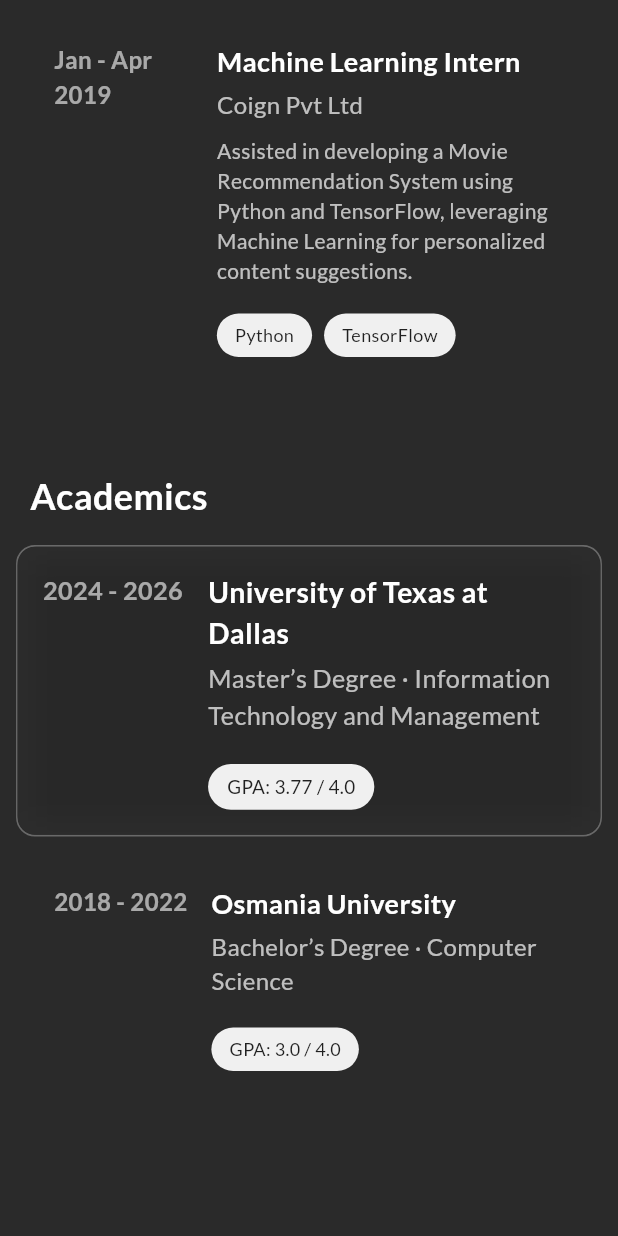
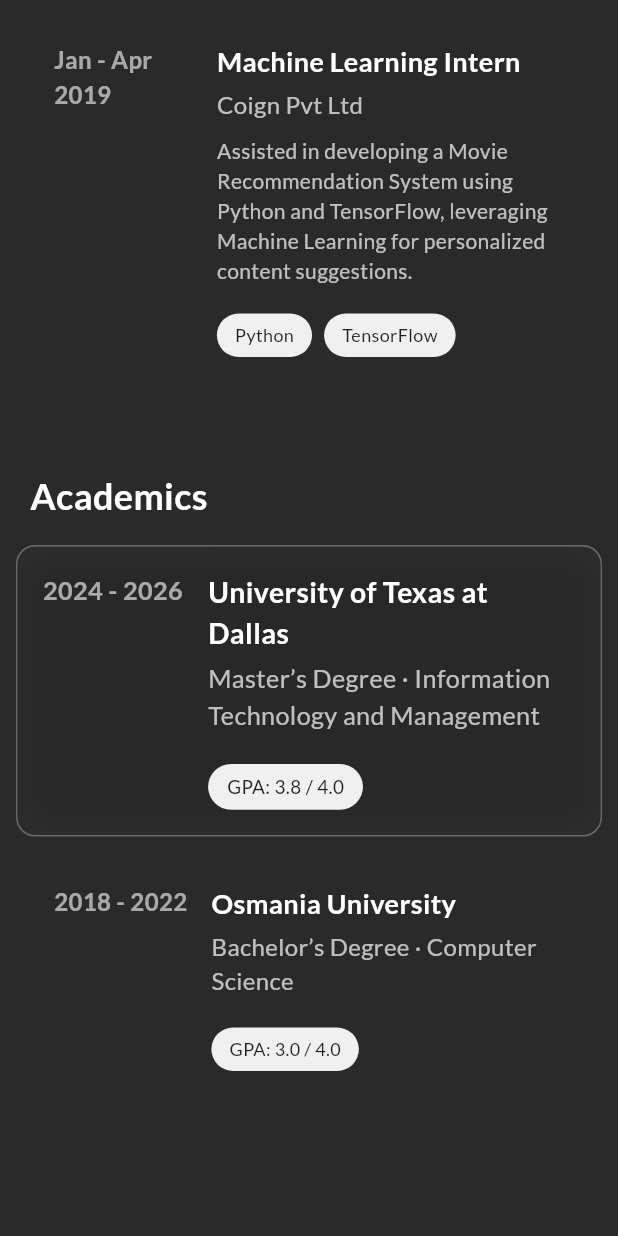
Before and after one commit to LakshmanTurlapati/Portfolio, a Flutter app: the AboutPage screen opened directly with empty values, scrolled down 1728 dp, on a phone screen of 412 x 824 dp. Run offline on Flutter 3.47's test engine with Material 3 defaults, Android fonts, the phone set to English and light mode, and no system bars; our stand-ins replace font_awesome_flutter, google_fonts.

Commit message:
Commit: minor fixes

```diff
--- a/lib/about_page.dart
+++ b/lib/about_page.dart
@@ -513,7 +513,7 @@ class _AboutPageState extends State<AboutPage> {
                                 'Master’s Degree · Information Technology and Management',
                             descriptions: [],
                             skills: [
-                              'GPA: 3.77 / 4.0'
+                              'GPA: 3.8 / 4.0'
                             ],
                             onTap: () => _launchURL('https://www.utdallas.edu/'),
                           ),
--- a/lib/circular_reveal_page_route.dart
+++ b/lib/circular_reveal_page_route.dart
@@ -15,8 +15,8 @@ class CircularRevealPageRoute<T> extends PageRouteBuilder<T> {
     required this.page,
     required this.startOffset,
     this.startRadius = 0,
-    this.duration = const Duration(milliseconds: 300),
-    this.reverseDuration = const Duration(milliseconds: 300),
+    this.duration = const Duration(milliseconds: 500),
+    this.reverseDuration = const Duration(milliseconds: 500),
   }) : super(
           pageBuilder: (context, animation, secondaryAnimation) => page,
           transitionDuration: duration,
--- a/lib/mobile_about_page.dart
+++ b/lib/mobile_about_page.dart
@@ -425,7 +425,7 @@ class _MobileAboutPageState extends State<MobileAboutPage> {
                         'Master’s Degree · Information Technology and Management',
                     descriptions: [],
                     skills: [
-                      'GPA: 3.77 / 4.0'
+                      'GPA: 3.8 / 4.0'
                     ],
                     isActive: _activeTimelineIndex == 3,
                     onTap: () => _launchURL('https://www.utdallas.edu/'),
--- a/lib/mobile_navbar.dart
+++ b/lib/mobile_navbar.dart
@@ -143,7 +143,7 @@ class _NavBarState extends State<NavBar> {
 
           // Social Icons
           Expanded(
-            flex: 2,
+            flex: 3,
             child: LayoutBuilder(
               builder: (context, constraints) {
                 double iconSize = constraints.maxWidth / 5; // Adjust if needed
--- a/lib/navbar.dart
+++ b/lib/navbar.dart
@@ -134,6 +134,8 @@ class _NavBarState extends State<NavBar> {
 
           Positioned.fill(
             child: Center(
+            child:MouseRegion(
+            cursor: SystemMouseCursors.click, // Change cursor to pointer
               child: GestureDetector(
                 onTap: _navigateToAbout,
                 child: Text(
@@ -144,6 +146,7 @@ class _NavBarState extends State<NavBar> {
                     fontSize: 16,
                   ),
                 ),
+              ),
               ),
             ),
           ),
```
Also changed, not shown: lib/mobile_portfolio.dart (+6 -6 lines), 1 other file.
